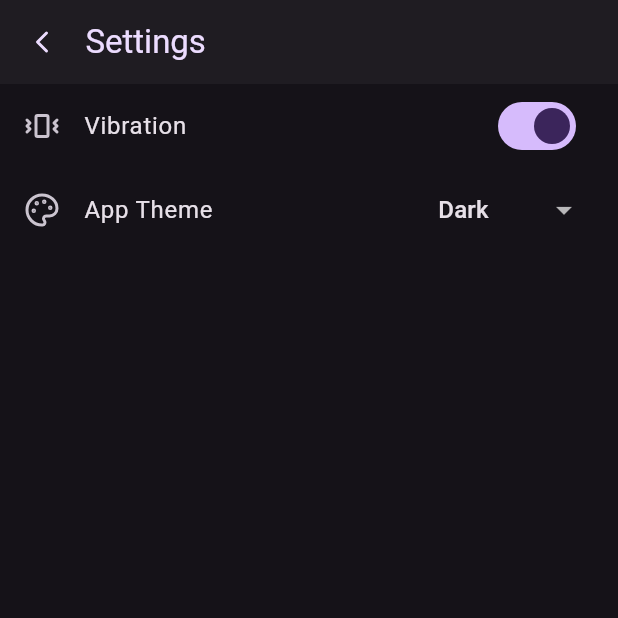
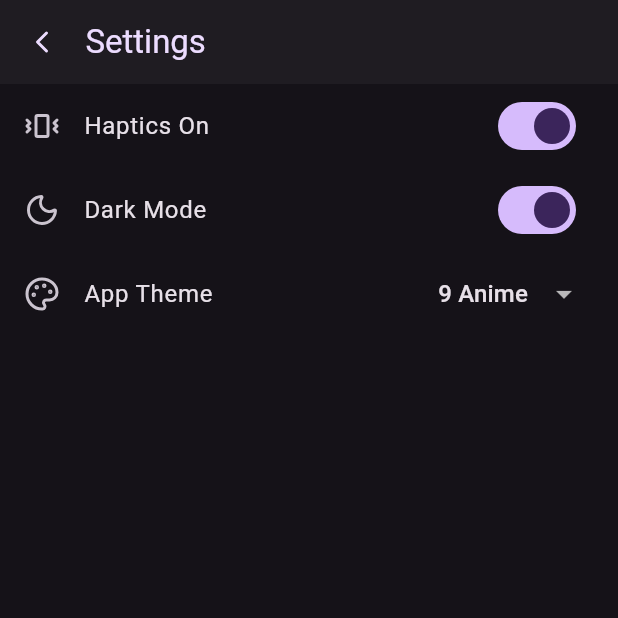
Before and after one commit to NKijpma/abyssvue, a Flutter app: the SettingsPage screen opened directly, on a phone screen of 412 x 824 dp, the top half of it. Run offline on Flutter 3.47's test engine with Material 3 defaults, Android fonts, the phone set to English and light mode, and no system bars; our stand-ins replace just_audio, lucide_icons_flutter, shared_preferences, video_player; missing offline and left inert: fvp; accounts and stored records are empty; Roboto replaces fonts that are missing (Jetbrains).

Commit message:
changed theme to dropdown and added more themes

```diff
--- a/lib/main.dart
+++ b/lib/main.dart
@@ -23,11 +23,12 @@ Future<void> main() async {
     try {
       themeState.value = AppThemes.values.byName(savedThemeName);
     } catch (_) {
-      themeState.value = AppThemes.dark;
+      themeState.value = AppThemes.nineAnime;
     }
   }
 
-  vibrationState.value = preferences.getBool('vibration') ?? true;
+  hapticToggle.value = preferences.getBool('vibration') ?? true;
+  themeToggle.value = preferences.getBool('theme') ?? true;
 
   runApp(const Home());
 }
--- a/lib/pages/settings.dart
+++ b/lib/pages/settings.dart
@@ -1,12 +1,22 @@
 import 'package:flutter/material.dart';
+import 'package:flutter/services.dart';
 import 'package:lucide_icons_flutter/lucide_icons.dart';
 import 'package:shared_preferences/shared_preferences.dart';
 
-final ValueNotifier<bool> vibrationState = ValueNotifier(true);
+enum AppThemes {
+  nineAnime("9 Anime"),
+  grayscale("Grayscale"),
+  vampiric("Vampiric"),
+  dynamic("Dynamic");
 
-enum AppThemes { light, dark, grayscale, vampire, dynamic }
+  final String displayName;
 
-final ValueNotifier<AppThemes> themeState = ValueNotifier(AppThemes.dark);
+  const AppThemes(this.displayName);
+}
+
+final ValueNotifier<bool> hapticToggle = ValueNotifier(true);
+final ValueNotifier<bool> themeToggle = ValueNotifier(true);
+final ValueNotifier<AppThemes> themeState = ValueNotifier(AppThemes.nineAnime);
 
 class SettingsPage extends StatelessWidget {
   const SettingsPage({super.key});
@@ -50,19 +60,40 @@ class SettingsPage extends StatelessWidget {
 
       body: ListView(
         children: [
+          // Toggle for haptic feedback
           ValueListenableBuilder<bool>(
-            valueListenable: vibrationState,
-            builder: (context, vibration, _) => SwitchListTile(
-              title: const Text("Vibration"),
+            valueListenable: hapticToggle,
+            builder: (context, haptic, _) => SwitchListTile(
+              title: Text(haptic ? "Haptics On" : "Haptics Off"),
               secondary: Icon(
-                vibration ? LucideIcons.vibrate : LucideIcons.vibrateOff,
+                haptic ? LucideIcons.vibrate : LucideIcons.vibrateOff,
               ),
-              value: vibration,
-              onChanged: (newValue) =>
-                  _saveSettings('vibration', vibrationState, newValue),
+              value: haptic,
+              onChanged: (newValue) {
+                _saveSettings('vibration', hapticToggle, newValue);
+                HapticFeedback.vibrate();
+              },
             ),
           ),
 
+          // Toggle for dark and light mode
+          ValueListenableBuilder<bool>(
+            valueListenable: themeToggle,
+            builder: (context, isDark, _) => SwitchListTile(
+              title: Text(isDark ? "Dark Mode" : "Light Mode"),
+              secondary: Icon(isDark ? LucideIcons.moon : LucideIcons.sun),
+              value: isDark,
+              onChanged: (newValue) {
+                _saveSettings('theme', themeToggle, newValue);
+                if (hapticToggle.value) {
+                  HapticFeedback.vibrate();
+                  HapticFeedback.lightImpact();
+                }
+              },
+            ),
+          ),
+
+          // List of themes
           ValueListenableBuilder<AppThemes>(
             valueListenable: themeState,
             builder: (context, currentTheme, _) {
@@ -74,15 +105,16 @@ class SettingsPage extends StatelessWidget {
                   underline: const SizedBox(),
                   onChanged: (newTheme) {
                     if (newTheme != null) {
+                      if (hapticToggle.value) {
+                        HapticFeedback.vibrate();
+                      }
                       saveTheme(newTheme);
                     }
                   },
                   items: AppThemes.values.map((theme) {
                     return DropdownMenuItem(
                       value: theme,
-                      child: Text(
-                        theme.name[0].toUpperCase() + theme.name.substring(1),
-                      ),
+                      child: Text(theme.displayName),
                     );
                   }).toList(),
                 ),
--- a/lib/theme/theme.dart
+++ b/lib/theme/theme.dart
@@ -4,10 +4,15 @@ import 'package:flutter/material.dart';
 import '../pages/settings.dart';
 import '../shell.dart';
 
-ThemeData buildTheme(Brightness brightness, Color seedColor) {
+ThemeData buildTheme(
+  Brightness brightness,
+  Color seedColor, {
+  DynamicSchemeVariant variant = DynamicSchemeVariant.tonalSpot,
+}) {
   final colorScheme = ColorScheme.fromSeed(
     seedColor: seedColor,
     brightness: brightness,
+    dynamicSchemeVariant: variant,
   );
 
   return ThemeData(
@@ -35,7 +40,7 @@ ThemeData buildTheme(Brightness brightness, Color seedColor) {
       backgroundColor: colorScheme.surfaceContainer.withValues(alpha: 0.9),
       elevation: 0,
       shape: RoundedRectangleBorder(borderRadius: BorderRadius.circular(23)),
-      dividerColor: colorScheme.onPrimaryContainer,
+      dividerColor: colorScheme.onSurfaceVariant,
     ),
 
     navigationBarTheme: NavigationBarThemeData(
@@ -61,18 +66,31 @@ ThemeData buildTheme(Brightness brightness, Color seedColor) {
 }
 
 // Theming
-final ThemeData light = buildTheme(Brightness.light, Color(0xFFa5d167));
-final ThemeData dark = buildTheme(Brightness.dark, Color(0xFF5a2e98));
-final ThemeData grayScale = buildTheme(Brightness.dark, Color(0xFF555555));
-final ThemeData vampire = buildTheme(Brightness.dark, Color(0xFFd53c6a));
-final ThemeData dynamic = buildTheme(Brightness.dark, Color(0xFFd53c6a));
+class ThemeConfig {
+  final Color seedColor;
+  final DynamicSchemeVariant variant;
 
-final Map<AppThemes, ThemeData> themeMap = {
-  AppThemes.light: light,
-  AppThemes.dark: dark,
-  AppThemes.grayscale: grayScale,
-  AppThemes.vampire: vampire,
-  AppThemes.dynamic: dynamic,
+  const ThemeConfig(
+    this.seedColor, {
+    this.variant = DynamicSchemeVariant.tonalSpot,
+  });
+}
+
+final Map<AppThemes, ThemeConfig> themeConfigs = {
+  AppThemes.nineAnime: const ThemeConfig(Color(0xFF5a2e98)),
+
+  AppThemes.grayscale: const ThemeConfig(
+    Color(0xFF333333),
+    variant: DynamicSchemeVariant.neutral,
+  ),
+
+  AppThemes.vampiric: const ThemeConfig(
+    Color(0xFFd53c6a),
+    variant: DynamicSchemeVariant.vibrant,
+  ),
+
+  // grabs color from users wallpaper to style the app
+  AppThemes.dynamic: const ThemeConfig(Color(0xFFd53c6a)),
 };
 
 class Home extends StatelessWidget {
@@ -80,13 +98,26 @@ class Home extends StatelessWidget {
 
   @override
   Widget build(BuildContext context) {
+    return ValueListenableBuilder<bool>(
+      valueListenable: themeToggle,
+      builder: (context, isDark, _) {
         return ValueListenableBuilder<AppThemes>(
           valueListenable: themeState,
           builder: (context, currentTheme, _) {
+            final theme =
+                themeConfigs[currentTheme] ?? ThemeConfig(Color(0xFF5a2e98));
+            final brightness = isDark ? Brightness.dark : Brightness.light;
+
             return MaterialApp(
               debugShowCheckedModeBanner: false,
-          theme: themeMap[currentTheme] ?? dark,
+              theme: buildTheme(
+                brightness,
+                theme.seedColor,
+                variant: theme.variant,
+              ),
               home: const MainShell(),
+            );
+          },
         );
       },
     );
--- a/pubspec.yaml
+++ b/pubspec.yaml
@@ -42,11 +42,10 @@ dependencies:
     sdk: flutter
 
   # Packages used in the app
-  # Local Storage / to share states
+  # Local Storage / share states
   shared_preferences: ^2.5.6
   # Lucide flutter icons
   lucide_icons_flutter: ^4.0.3
-
   # Audio related packages
   just_audio: ^0.10.6
   audio_service: ^0.18.19
```
Also changed, not shown: lib/pages/video.dart (+6 -1 lines), lib/shell.dart (+46 -9 lines), 48 other files. Lines whose indentation alone changed are shown as unchanged.
